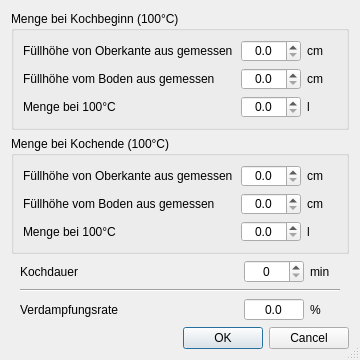
Old version of the form kleiner-brauhelfer/dialogs/dlgverdampfung.ui in the repository kleiner-brauhelfer/kleiner-brauhelfer-2.
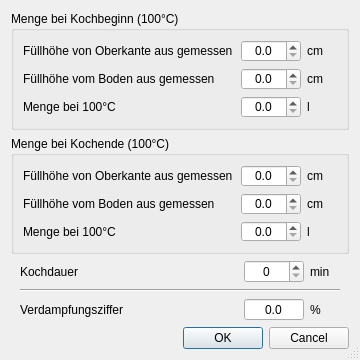
New version of the form. Custom widgets are drawn as their Qt base class.

Commit message: Verdampfungsrate -> Verdampfungsziffer

```diff
--- a/kleiner-brauhelfer/dialogs/dlgverdampfung.ui
+++ b/kleiner-brauhelfer/dialogs/dlgverdampfung.ui
@@ -387,7 +387,7 @@
      <item row="2" column="0">
       <widget class="QLabel" name="label_7">
        <property name="text">
-        <string>Verdampfungsrate</string>
+        <string>Verdampfungsziffer</string>
        </property>
       </widget>
      </item>
```
Left out of the diff: 9 changed lines with no effect on the pictures. The commit also changes 12 other files.
